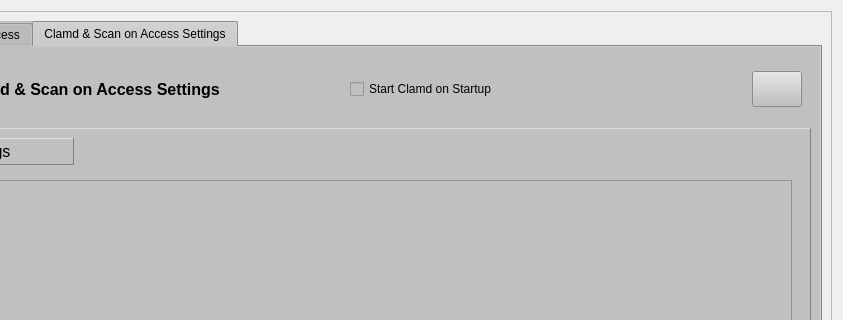
The window that ui/clamdmanager.ui (robinking623/clamav-gui) describes before a commit, drawn with Qt 5; both pictures show x 148 to 991 and y 0 to 320 of the 991 by 675 pixel window.
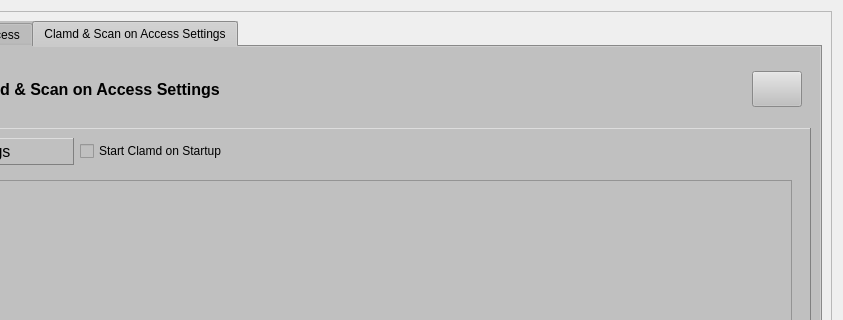
The same window after the commit. The open tabs and pages were chosen to show the change. Icons and pictures are not drawn.

```diff
--- a/ui/clamdmanager.ui
+++ b/ui/clamdmanager.ui
@@ -204,19 +204,6 @@
                </property>
               </widget>
              </item>
-             <item>
-              <widget class="QCheckBox" name="startClamdOnStartupCheckBox">
-               <property name="minimumSize">
-                <size>
-                 <width>0</width>
-                 <height>0</height>
-                </size>
-               </property>
-               <property name="text">
-                <string>Start Clamd on Startup</string>
-               </property>
-              </widget>
-             </item>
              <item>
               <widget class="QPushButton" name="restartClamdPushButton">
                <property name="enabled">
@@ -283,6 +270,19 @@
              <enum>QFrame::Raised</enum>
             </property>
             <layout class="QGridLayout" name="gridLayout_2">
+             <item row="0" column="2">
+              <spacer name="horizontalSpacer_3">
+               <property name="orientation">
+                <enum>Qt::Horizontal</enum>
+               </property>
+               <property name="sizeHint" stdset="0">
+                <size>
+                 <width>40</width>
+                 <height>20</height>
+                </size>
+               </property>
+              </spacer>
+             </item>
              <item row="0" column="0">
               <widget class="QLabel" name="clamdLabel_3">
                <property name="minimumSize">
@@ -310,20 +310,7 @@
                </property>
               </widget>
              </item>
-             <item row="0" column="1">
-              <spacer name="horizontalSpacer_3">
-               <property name="orientation">
-                <enum>Qt::Horizontal</enum>
-               </property>
-               <property name="sizeHint" stdset="0">
-                <size>
-                 <width>40</width>
-                 <height>20</height>
-                </size>
-               </property>
-              </spacer>
-             </item>
-             <item row="1" column="0" colspan="2">
+             <item row="1" column="0" colspan="3">
               <widget class="QFrame" name="clamdSelectionFrame">
                <layout class="QHBoxLayout" name="horizontalLayout_6">
                 <item>
@@ -368,6 +355,19 @@
                </layout>
               </widget>
              </item>
+             <item row="0" column="1">
+              <widget class="QCheckBox" name="startClamdOnStartupCheckBox">
+               <property name="minimumSize">
+                <size>
+                 <width>0</width>
+                 <height>0</height>
+                </size>
+               </property>
+               <property name="text">
+                <string>Start Clamd on Startup</string>
+               </property>
+              </widget>
+             </item>
             </layout>
            </widget>
           </item>
```
Left out of the diff: 12 changed lines with no effect on the pictures.
